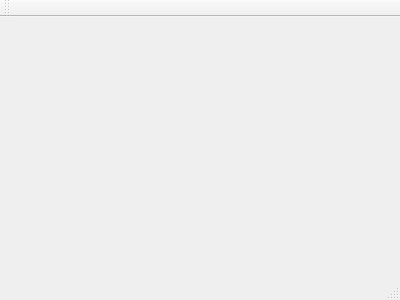
Above: mainwindow.ui from VincentBattu/trebuchet before the change. Below: the same form after it.
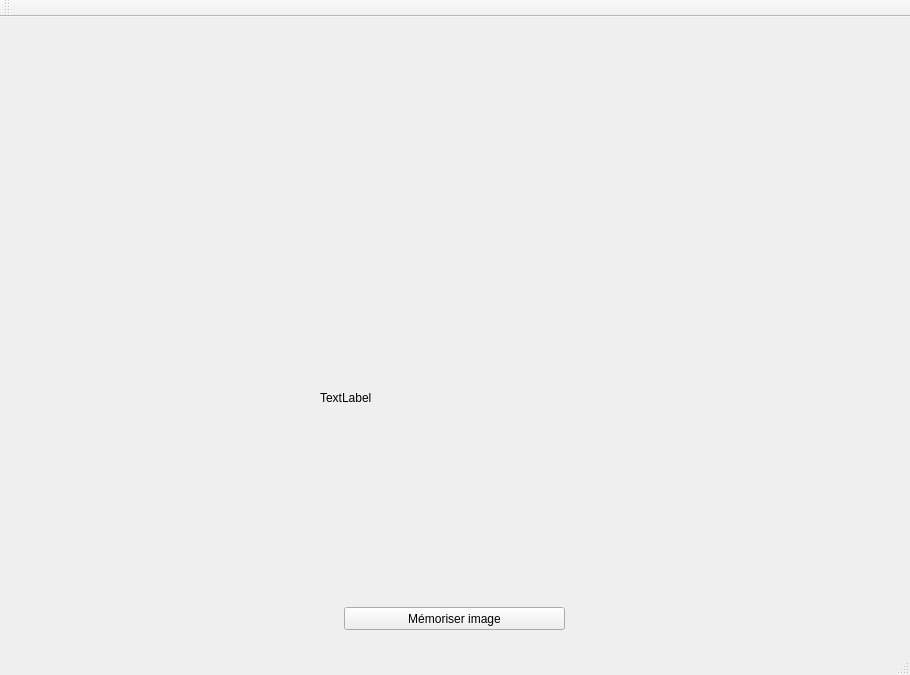
That is the form after the change. Custom widgets are drawn as their Qt base class.

What changed in the file:
```diff
--- a/mainwindow.ui
+++ b/mainwindow.ui
@@ -1,24 +1,97 @@
 <ui version="4.0">
  <class>MainWindow</class>
- <widget class="QMainWindow" name="MainWindow" >
-  <property name="geometry" >
+ <widget class="QMainWindow" name="MainWindow">
+  <property name="geometry">
    <rect>
     <x>0</x>
     <y>0</y>
-    <width>400</width>
-    <height>300</height>
+    <width>910</width>
+    <height>675</height>
    </rect>
   </property>
   <property name="windowTitle" >
    <string>MainWindow</string>
   </property>
-  <widget class="QMenuBar" name="menuBar" />
-  <widget class="QToolBar" name="mainToolBar" />
-  <widget class="QWidget" name="centralWidget" />
-  <widget class="QStatusBar" name="statusBar" />
+  <widget class="QWidget" name="centralWidget">
+   <widget class="QLabel" name="camera">
+    <property name="geometry">
+     <rect>
+      <x>320</x>
+      <y>230</y>
+      <width>351</width>
+      <height>301</height>
+     </rect>
+    </property>
+    <property name="text">
+     <string>TextLabel</string>
+    </property>
+   </widget>
+   <widget class="myWindow" name="widget" native="true">
+    <property name="geometry">
+     <rect>
+      <x>330</x>
+      <y>20</y>
+      <width>200</width>
+      <height>200</height>
+     </rect>
+    </property>
+   </widget>
+   <widget class="QLabel" name="error">
+    <property name="geometry">
+     <rect>
+      <x>146</x>
+      <y>20</y>
+      <width>561</width>
+      <height>20</height>
+     </rect>
+    </property>
+    <property name="text">
+     <string/>
+    </property>
+   </widget>
+   <widget class="QPushButton" name="save">
+    <property name="geometry">
+     <rect>
+      <x>344</x>
+      <y>590</y>
+      <width>221</width>
+      <height>23</height>
+     </rect>
+    </property>
+    <property name="text">
+     <string>Mémoriser image</string>
+    </property>
+   </widget>
+  </widget>
+  <widget class="QMenuBar" name="menuBar">
+   <property name="geometry">
+    <rect>
+     <x>0</x>
+     <y>0</y>
+     <width>910</width>
+     <height>21</height>
+    </rect>
+   </property>
+  </widget>
+  <widget class="QToolBar" name="mainToolBar">
+   <attribute name="toolBarArea">
+    <enum>TopToolBarArea</enum>
+   </attribute>
+   <attribute name="toolBarBreak">
+    <bool>false</bool>
+   </attribute>
+  </widget>
+  <widget class="QStatusBar" name="statusBar"/>
  </widget>
- <layoutDefault spacing="6" margin="11" />
- <pixmapfunction></pixmapfunction>
+ <layoutdefault spacing="6" margin="11"/>
+ <customwidgets>
+  <customwidget>
+   <class>myWindow</class>
+   <extends>QWidget</extends>
+   <header location="global">mywindow.h</header>
+   <container>1</container>
+  </customwidget>
+ </customwidgets>
  <resources/>
  <connections/>
 </ui>
```
Left out of the diff: 3 changed lines with no effect on the pictures.
